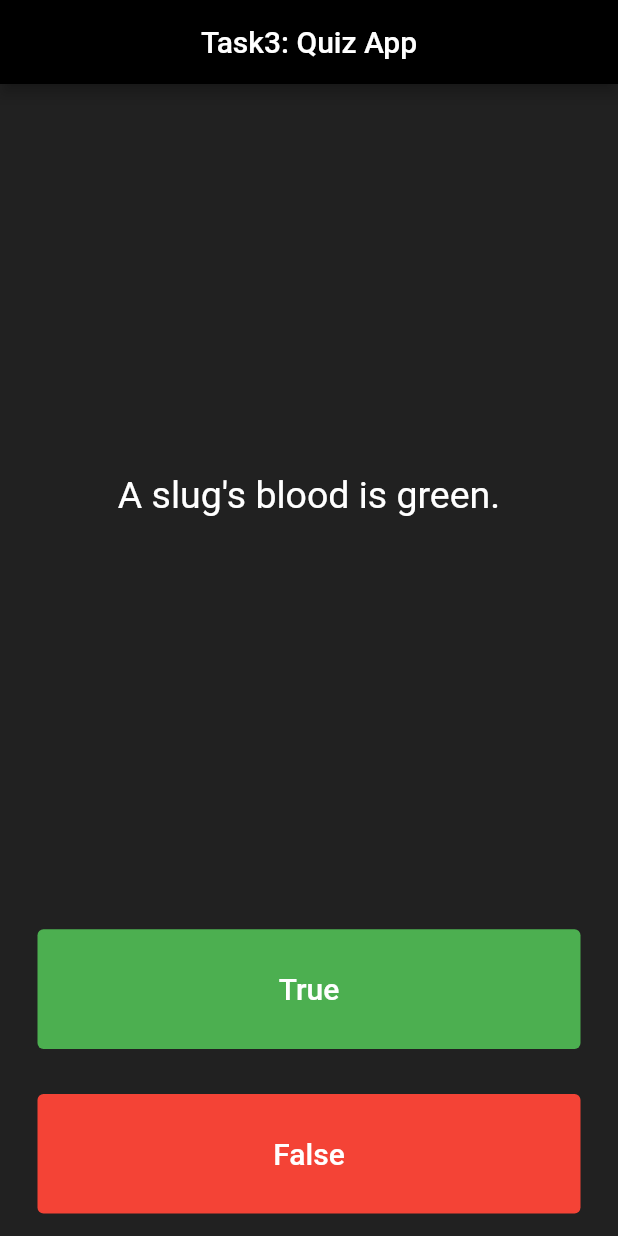
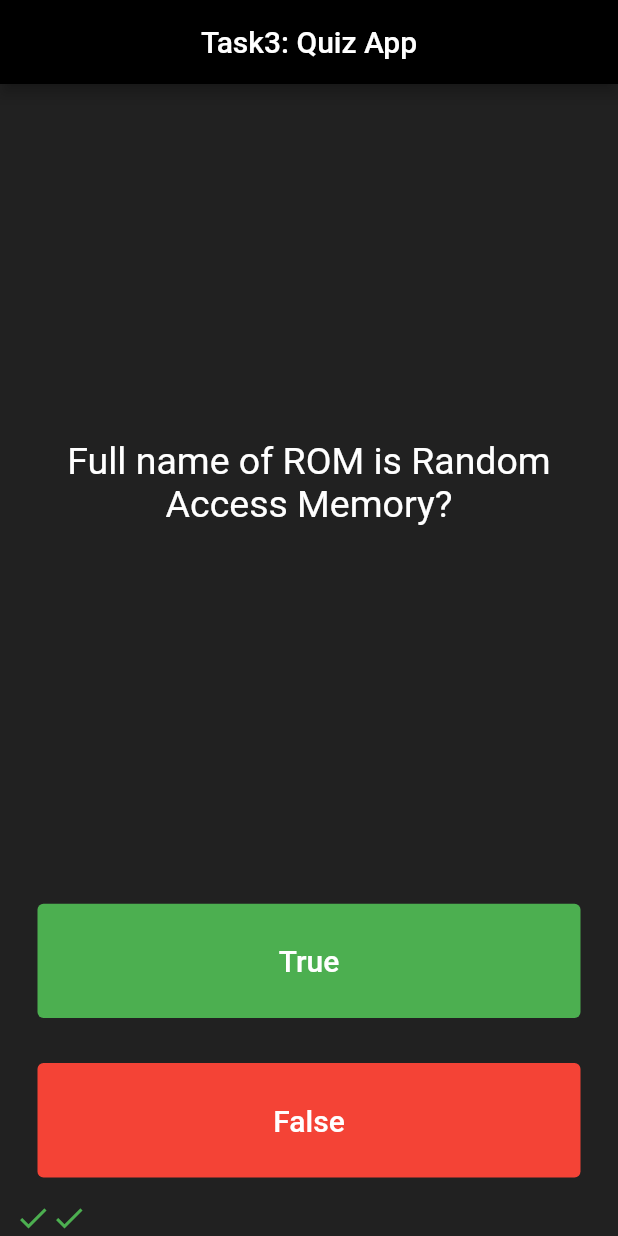
Before and after one commit to Rahullkumr/Flutter-Prac, a Flutter app: the screen it shows after launch, after a tap on "True", after a tap on "False", on a phone screen of 412 x 824 dp. Run offline on Flutter 3.47's test engine with Material 2 defaults, Android fonts, the phone set to English and light mode, and no system bars.

Commit message:
app almost done

```diff
--- a/lib/main.dart
+++ b/lib/main.dart
@@ -1,6 +1,7 @@
 import 'package:flutter/material.dart';
-import 'question.dart';
-import 'dart:developer';
+import 'quiz_brain.dart';
+
+QuizBrain quizBrain = QuizBrain();
 
 void main() => runApp(const Quizzler());
 
@@ -39,20 +40,27 @@ class QuizPage extends StatefulWidget {
 class _QuizPageState extends State<QuizPage> {
   List<Icon> scorekeeper = [];
 
-  // List<String> questions = [
-  // 'You can lead a cow down stairs but not up stairs.'
-  //   'Approximately one quarter of human bones are in the feet.',
-  //   'A slug\'s blood is green.'
-  // ];
-  // List<bool> answers = [false, true, true];
-
-  int qNo = 0;
-
-  List<Question> questionBank = [
-    Question(q: 'You can lead a cow down stairs but not up stairs.', a: false),
-    Question(q: 'Approximately one quarter of human bones are in the feet.',a: true),
-    Question(q: 'A slug\'s blood is green.', a: true),
-  ];
+  void checkAnswer(bool userPickedAnswer) {
+    bool correctAns = quizBrain.getQuestionAnswer();
+    if (userPickedAnswer == correctAns) {
+      scorekeeper.add(
+        const Icon(
+          Icons.check,
+          color: Colors.green,
+        ),
+      );
+    } else {
+      scorekeeper.add(
+        const Icon(
+          Icons.close,
+          color: Colors.red,
+        ),
+      );
+    }
+    setState(() {
+      quizBrain.nextQuestion();
+    });
+  }
 
   @override
   Widget build(BuildContext context) {
@@ -66,7 +74,7 @@ class _QuizPageState extends State<QuizPage> {
             padding: const EdgeInsets.all(10.0),
             child: Center(
               child: Text(
-                questionBank[qNo].questionText,
+                quizBrain.getQuestionText(),
                 textAlign: TextAlign.center,
                 style: const TextStyle(
                   fontSize: 25.0,
@@ -92,19 +100,7 @@ class _QuizPageState extends State<QuizPage> {
               ),
               onPressed: () {
                 //The user picked true.
-                bool correctAns = questionBank[qNo].questionAnswer;
-                if (correctAns == true) {
-                  log("correct");
-                } else {
-                  log("false");
-                }
-                setState(() {
-                  if (qNo == 3) {
-                    qNo = 0;
-                  } else {
-                    qNo++;
-                  }
-                });
+                checkAnswer(true);
               },
             ),
           ),
@@ -126,19 +122,7 @@ class _QuizPageState extends State<QuizPage> {
               ),
               onPressed: () {
                 //The user picked false.
-                bool correctAns = questionBank[qNo].questionAnswer;
-                if (correctAns == false) {
-                  log("correct");
-                } else {
-                  log("false");
-                }
-                setState(() {
-                  if (qNo == 3) {
-                    qNo = 0;
-                  } else {
-                    qNo++;
-                  }
-                });
+                checkAnswer(false);
               },
             ),
           ),
@@ -150,9 +134,3 @@ class _QuizPageState extends State<QuizPage> {
     );
   }
 }
-
-/*
-question1: 'You can lead a cow down stairs but not up stairs.', false,
-question2: 'Approximately one quarter of human bones are in the feet.', true,
-question3: 'A slug\'s blood is green.', true,
-*/
--- a/lib/question.dart
+++ b/lib/question.dart
@@ -2,7 +2,7 @@ class Question {
   late String questionText;
   late bool questionAnswer;
 
-  Question({ String q = '', bool a = false}){
+  Question({ required String q, required bool a}){
     questionText = q;
     questionAnswer = a;
   }
--- /dev/null
+++ b/lib/quiz_brain.dart
@@ -0,0 +1,36 @@
+import 'question.dart';
+
+class QuizBrain {
+  int _qNo = 0;
+
+  List<Question> _questionBank = [
+    Question(q: 'Peacock is the National bird of India?', a: true),
+    Question(q: 'Mumbai is the capital city of India?', a: false),
+    Question(q: 'Full name of ROM is Random Access Memory?', a: false),
+    Question(q: 'The tallest building in the world is Burj Khalifa', a: true),
+    Question(q: 'WWW is used to connect to the internet?', a: true),
+    Question(q: 'Mt. Everest is the highest mountain in the world', a: true),
+    Question(
+        q: 'Instagram is a mobile social media owned by google?', a: false),
+    Question(
+        q: 'Data can be a number, a word, a picture, or a sound?', a: true),
+    Question(q: 'Hinduism is the main religion in India?', a: true),
+    Question(q: 'Facebook is an E-commerce site?', a: false),
+    Question(
+        q: 'When you delete an object, the window sends it to the recycle bin?',
+        a: true),
+  ];
+
+void nextQuestion(){
+  if(_qNo < _questionBank.length - 1){
+    _qNo++;
+  }
+}
+  String getQuestionText() {
+    return _questionBank[_qNo].questionText;
+  }
+
+  bool getQuestionAnswer() {
+    return _questionBank[_qNo].questionAnswer;
+  }
+}
```
